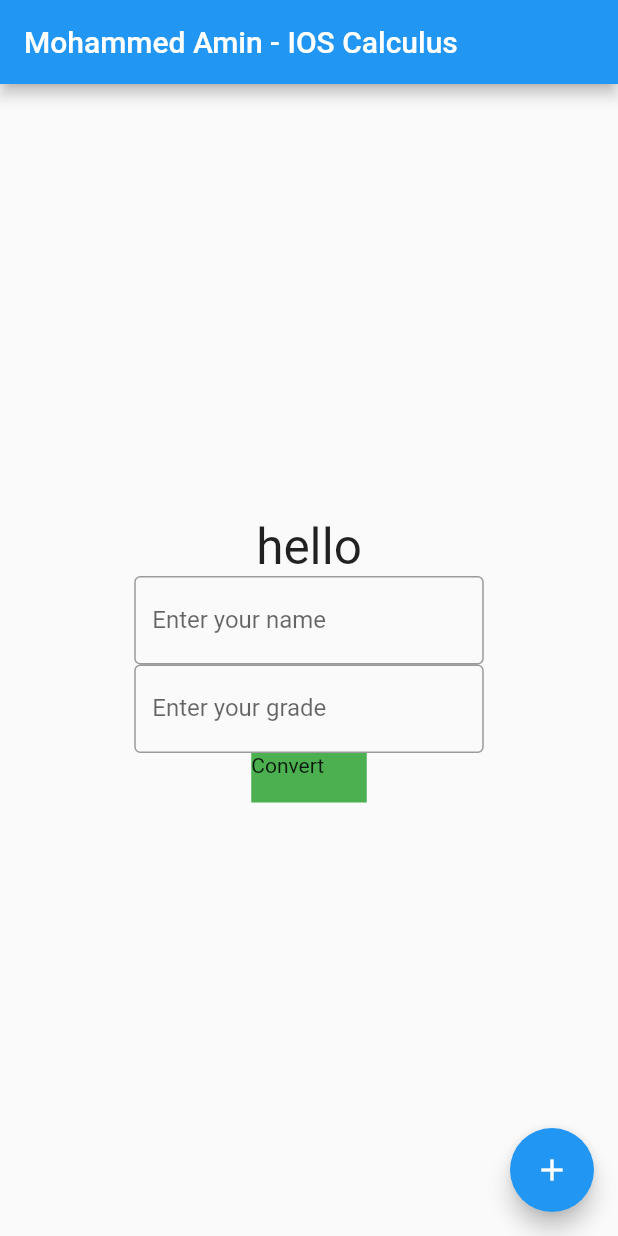
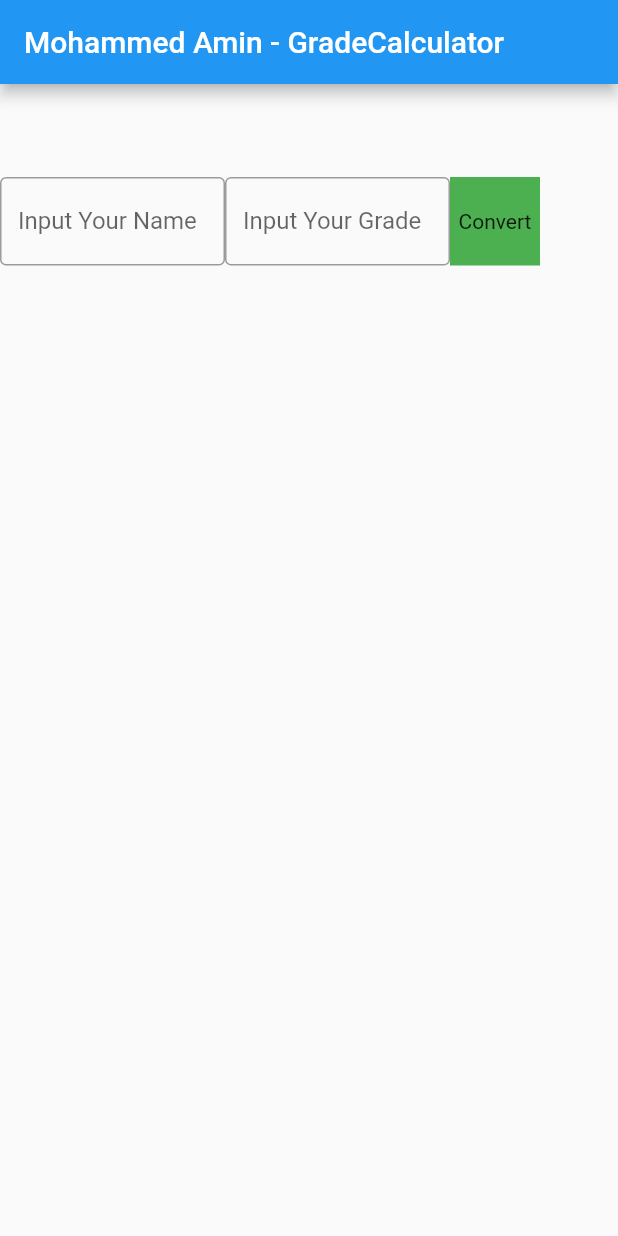
Before and after one commit to mohammeda6429/IOS_GradeCaclulator, a Flutter app: the screen it shows after launch, on a phone screen of 412 x 824 dp. Run offline on Flutter 3.47's test engine with Material 2 defaults, Android fonts, the light colour scheme and no system bars.

Commit message:
Add grade letter input & number

```diff
--- a/lib/main.dart
+++ b/lib/main.dart
@@ -1,17 +1,17 @@
 import 'package:flutter/material.dart';
 
 void main() {
-  runApp(const MyApp());
+  runApp(const GradeCalculator());
 }
 
-class MyApp extends StatelessWidget {
-  const MyApp({super.key});
+class GradeCalculator extends StatelessWidget {
+  const GradeCalculator({super.key});
 
   // This widget is the root of your application.
   @override
   Widget build(BuildContext context) {
     return MaterialApp(
-      title: 'Grade Calculator',
+      title: 'Mohammed Amin',
       theme: ThemeData(
         // This is the theme of your application.
         //
@@ -24,7 +24,7 @@ class MyApp extends StatelessWidget {
         // is not restarted.
         primarySwatch: Colors.blue,
       ),
-      home: const MyHomePage(title: 'Mohammed Amin - IOS Calculus'),
+      home: const MyHomePage(title: 'Mohammed Amin - GradeCalculator'),
     );
   }
 }
@@ -48,16 +48,21 @@ class MyHomePage extends StatefulWidget {
 }
 
 class _MyHomePageState extends State<MyHomePage> {
-  int _counter = 0;
+  String t1='', t2='', result=''; double num2=0.0;
+  GradeCalculate g=GradeCalculate();
+
 
   void _incrementCounter() {
     setState(() {
+      if(t1=='') result='Enter your name please';
+      result=g.getLetterGrade(name:t1, grade: num2);
+      print('hi');
       // This call to setState tells the Flutter framework that something has
       // changed in this State, which causes it to rerun the build method below
       // so that the display can reflect the updated values. If we changed
       // _counter without calling setState(), then the build method would not be
       // called again, and so nothing would appear to happen.
-      _counter++;
+
     });
   }
 
@@ -78,34 +83,50 @@ class _MyHomePageState extends State<MyHomePage> {
       body: Center(
         // Center is a layout widget. It takes a single child and positions it
         // in the middle of the parent.
-        child: Column( mainAxisAlignment: MainAxisAlignment.center,
+        child: Column(
           children: [
-            Text('hello', style: TextStyle(fontSize: 33),),
-            Container(width: 233,
-              child: TextField(decoration:  InputDecoration(labelText: 'Enter your name',
-              border: OutlineInputBorder()),
-              onChanged: (text){
-                print(text);
-              }),
+            Padding(
+              padding: const EdgeInsets.all(18.0),
+              child: Text(result,style: TextStyle(fontSize: 22),),
             ),
-            Container(width: 233,
-              child: TextField(keyboardType: TextInputType.number,
-                  decoration: InputDecoration(labelText: 'Enter your grade',
-                  border: OutlineInputBorder()),
-                onChanged: (text){
-                    print(text);
+            Row(children: [
+              Container(width: 150,
+                child: TextField(decoration: InputDecoration(
+                    labelText: 'Input Your Name', border: OutlineInputBorder()),
+                  onChanged: (text){
+                    t1=text;
                   },),
-            ),
-            Container(width: 77, height: 33,
-            child: Text('Convert'),color: Colors.green,)
+              ),
+              Container(width: 150,
+                child: TextField(keyboardType:TextInputType.number, decoration: InputDecoration(
+                    labelText: 'Input Your Grade', border: OutlineInputBorder()),
+                  onChanged: (text){
+                    t2=text;
+                    num2=double.parse(t2);
+                  },),
+              ),
+              Container(width: 60,height:59, child: RawMaterialButton(  onPressed: () {
+                _incrementCounter();
+              },child: Text('Convert')),color: Colors.green ,)
+            ],)
           ],
+
         ),
       ),
-      floatingActionButton: FloatingActionButton(
-        onPressed: _incrementCounter,
-        tooltip: 'Increment',
-        child: const Icon(Icons.add),
-      ), // This trailing comma makes auto-formatting nicer for build methods.
     );
   }
 }
+class GradeCalculate{
+  double grade=0.0; String name='', _letters='';
+  GradeCalculate({this.grade=0.0, this.name=''});
+  String getLetterGrade({name,grade}){
+    if(grade<=100.0 && grade>=90.0) _letters='A';
+    else if(grade<90.0 && grade>=80.0) _letters='B';
+    else if(grade<80.0 && grade>=70.0) _letters='C';
+    else if(grade<70.0 && grade>=60.0) _letters='D';
+    else if(grade<60.0 && grade>=0.0) _letters='F';
+    else if(grade<0.0 && grade>100.0) 'Grade must be between 0-100';
+    else return 'Invalid Input';
+    return '$name has $_letters letter grade';
+  }
+}
```
